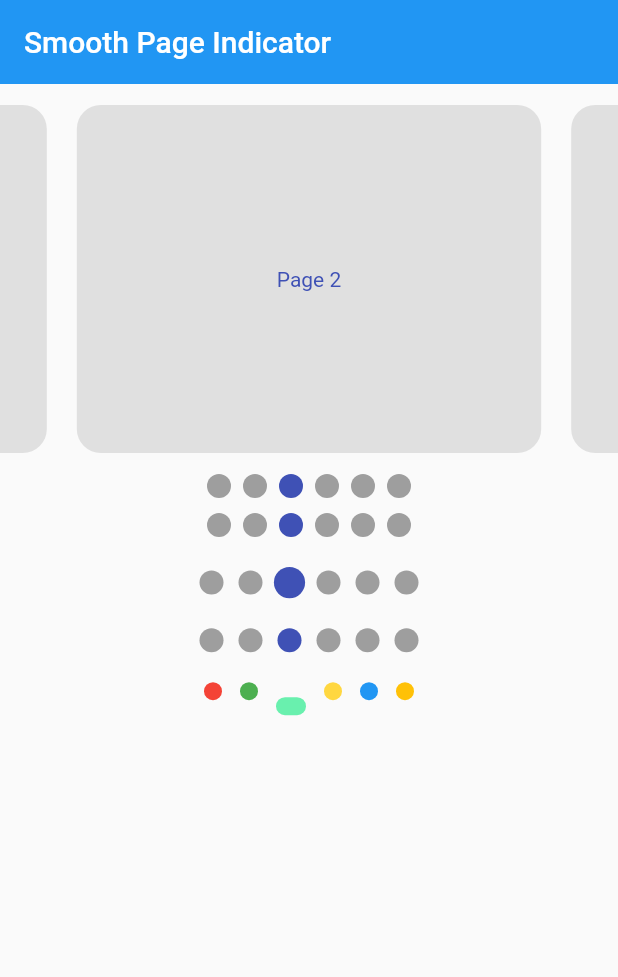
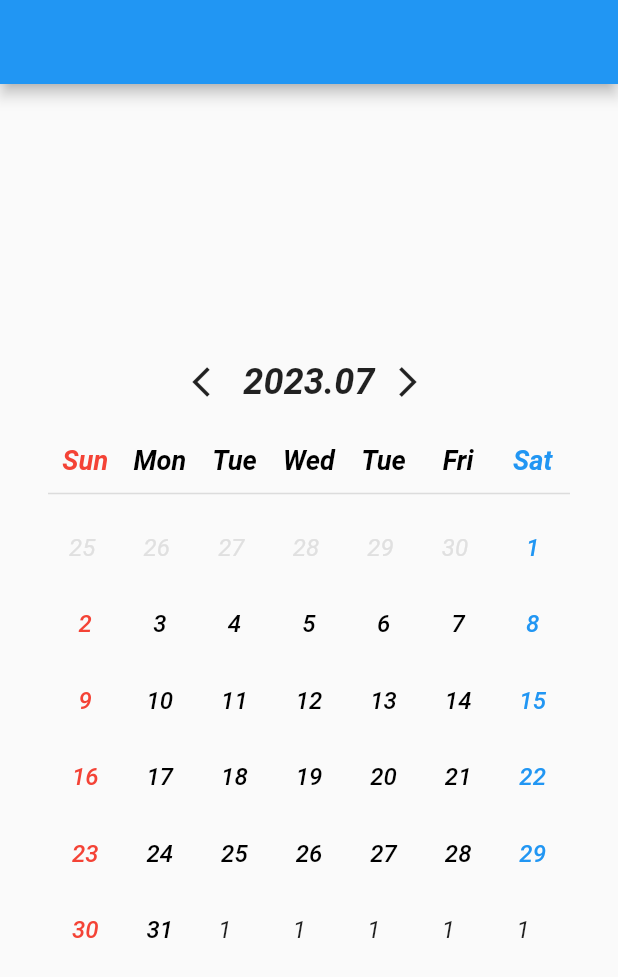
Before and after one commit to 96kyle/practiceLibrary, a Flutter app: the screen it shows after launch, on a phone screen of 412 x 824 dp. Shown: the top 977 px of the screen. Run offline on Flutter 3.47's test engine with Material 2 defaults, Android fonts, the phone set to English and light mode, and no system bars; drawn by our look-alikes of smooth_page_indicator; our stand-ins replace flip_card, flutter_colorpicker, image_gallery_saver, permission_handler.

Commit message:
datepicker 제작중

```diff
--- a/lib/main.dart
+++ b/lib/main.dart
@@ -1,3 +1,4 @@
+import 'package:carousel/pages/datepicker/date_picker_page.dart';
 import 'package:carousel/pages/flip_card_page.dart';
 import 'package:carousel/pages/indicator_page.dart';
 import 'package:flutter/material.dart';
@@ -14,7 +15,7 @@ class MyApp extends StatelessWidget {
   Widget build(BuildContext context) {
     return MaterialApp(
       title: 'Carousel',
-      home: IndicatorPage(),
+      home: DatePickerPage(),
     );
   }
 }
--- /dev/null
+++ b/lib/pages/datepicker/date_formatter.dart
@@ -0,0 +1,9 @@
+class DateFormatter {
+  static DateTime thisMonthFirstDay(DateTime date) {
+    return DateTime(date.year, date.month, 1);
+  }
+
+  static DateTime thisMonthLastDay(DateTime date) {
+    return DateTime(date.year, date.month + 1, 0);
+  }
+}
--- /dev/null
+++ b/lib/pages/datepicker/date_picker_page.dart
@@ -0,0 +1,28 @@
+import 'package:carousel/pages/datepicker/date_picker_widget.dart';
+import 'package:flutter/material.dart';
+
+class DatePickerPage extends StatefulWidget {
+  const DatePickerPage({Key? key}) : super(key: key);
+
+  @override
+  State<DatePickerPage> createState() => _DatePickerPageState();
+}
+
+class _DatePickerPageState extends State<DatePickerPage> {
+  @override
+  Widget build(BuildContext context) {
+    return Scaffold(
+      appBar: AppBar(),
+      body: Padding(
+        padding: EdgeInsets.symmetric(horizontal: 20),
+        child: Column(
+          mainAxisAlignment: MainAxisAlignment.center,
+          crossAxisAlignment: CrossAxisAlignment.stretch,
+          children: [
+            DatePickerWidget(),
+          ],
+        ),
+      ),
+    );
+  }
+}
--- /dev/null
+++ b/lib/pages/datepicker/date_picker_widget.dart
@@ -0,0 +1,269 @@
+import 'package:carousel/pages/datepicker/date_formatter.dart';
+import 'package:flutter/material.dart';
+
+class DatePickerWidget extends StatefulWidget {
+  const DatePickerWidget({
+    Key? key,
+    this.selectDateList,
+    this.selectDateRange,
+    this.firstDate,
+    this.lastDate,
+    this.datePickerType = ReturnDateType.each,
+  }) : super(key: key);
+
+  final List<DateTime>? selectDateList;
+  final DateTimeRange? selectDateRange;
+  final DateTime? firstDate;
+  final DateTime? lastDate;
+  final ReturnDateType datePickerType;
+
+  @override
+  State<DatePickerWidget> createState() => _DatePickerWidgetState();
+}
+
+class _DatePickerWidgetState extends State<DatePickerWidget> {
+  late List<DateTime> _selectedDateList;
+  late DateTime? _selectDateRangeStart;
+  late DateTime? _selectDateRangeEnd;
+  late DateTime _firstDate;
+  late DateTime _lastDate;
+  late DateTime _viewMonth;
+
+  List<DateTime> _dateWeek = [];
+
+  late int _firstWeekEmpty;
+  late int _lastWeekEmpty;
+
+  @override
+  void initState() {
+    super.initState();
+    _selectedDateList = widget.selectDateList ?? [];
+    _selectDateRangeStart = widget.selectDateRange?.start ?? null;
+    _selectDateRangeEnd = widget.selectDateRange?.end ?? null;
+    _firstDate = widget.firstDate ?? DateTime(2000);
+    _lastDate = widget.lastDate ?? DateTime(2030);
+
+    if (widget.datePickerType == ReturnDateType.each) {
+      _viewMonth = _selectedDateList.isEmpty ? DateTime.now().add(Duration(days: 60)) : _selectedDateList[0];
+    } else {
+      _viewMonth = _selectDateRangeStart ?? DateTime.now();
+    }
+
+    viewCalender();
+  }
+
+  List<String> weekNames = ['Sun', 'Mon', 'Tue', 'Wed', 'Tue', 'Fri', 'Sat'];
+
+  void viewCalender() {
+    _dateWeek.clear();
+    for (int i = 0; i < DateFormatter.thisMonthLastDay(_viewMonth).day; i++) {
+      _dateWeek.add(DateTime(_viewMonth.year, _viewMonth.month, i + 1));
+    }
+
+    _firstWeekEmpty = _dateWeek[0].weekday == 7 ? 0 : _dateWeek[0].weekday;
+    _lastWeekEmpty = 6 - (_dateWeek.last.weekday == 7 ? 0 : _dateWeek.last.weekday);
+  }
+
+  void goBackMonth() {
+    _viewMonth = DateTime(_viewMonth.year, _viewMonth.month - 1, 1);
+
+    viewCalender();
+  }
+
+  void goFrontMonth() {
+    _viewMonth = DateTime(_viewMonth.year, _viewMonth.month + 1, 1);
+
+    viewCalender();
+  }
+
+  void selectDate(DateTime date) {
+    if (_selectedDateList.indexOf(date) == -1) {
+      _selectedDateList.add(date);
+    } else {
+      _selectedDateList.remove(date);
+    }
+  }
+
+  @override
+  Widget build(BuildContext context) {
+    return Container(
+      padding: EdgeInsets.symmetric(
+        horizontal: 12,
+        vertical: 30,
+      ),
+      decoration: BoxDecoration(
+        borderRadius: BorderRadius.all(
+          Radius.circular(20),
+        ),
+      ),
+      child: Column(
+        crossAxisAlignment: CrossAxisAlignment.stretch,
+        mainAxisSize: MainAxisSize.min,
+        children: [
+          Row(
+            mainAxisAlignment: MainAxisAlignment.center,
+            children: [
+              GestureDetector(
+                onTap: () {
+                  goBackMonth();
+                  setState(() {});
+                },
+                child: Container(
+                  padding: EdgeInsets.all(10),
+                  child: Icon(
+                    Icons.arrow_back_ios,
+                  ),
+                ),
+              ),
+              Text(
+                _viewMonth.month < 10 ? '${_viewMonth.year}.0${_viewMonth.month}' : '${_viewMonth.year}.${_viewMonth.month}',
+                style: TextStyle(
+                  fontSize: 24,
+                  fontWeight: FontWeight.bold,
+                  fontStyle: FontStyle.italic,
+                ),
+              ),
+              GestureDetector(
+                onTap: () {
+                  goFrontMonth();
+                  setState(() {});
+                },
+                child: Container(
+                  padding: EdgeInsets.all(10),
+                  child: Icon(
+                    Icons.arrow_forward_ios,
+                  ),
+                ),
+              ),
+            ],
+          ),
+          SizedBox(
+            height: 20,
+          ),
+          Row(
+            children: [
+              ...List.generate(
+                7,
+                (index) => Expanded(
+                  child: Text(
+                    weekNames[index],
+                    textAlign: TextAlign.center,
+                    style: TextStyle(
+                      fontSize: 18,
+                      fontWeight: FontWeight.bold,
+                      fontStyle: FontStyle.italic,
+                      color: index == 0
+                          ? Colors.red
+                          : index == 6
+                              ? Colors.blue
+                              : Colors.black,
+                    ),
+                  ),
+                ),
+              ),
+            ],
+          ),
+          SizedBox(
+            height: 12,
+          ),
+          Divider(
+            height: 0,
+            thickness: 1,
+            color: Colors.black12,
+          ),
+          SizedBox(
+            height: 12,
+          ),
+          Column(
+            crossAxisAlignment: CrossAxisAlignment.stretch,
+            children: [
+              ...List.generate(
+                ((_dateWeek.last.day + _firstWeekEmpty + _lastWeekEmpty) / 7).floor(),
+                (index1) => Padding(
+                  padding: EdgeInsets.only(bottom: 4),
+                  child: Row(
+                    children: [
+                      ...List.generate(
+                        7,
+                        (index2) => Expanded(
+                          child: index1 * 7 + index2 < _firstWeekEmpty
+                              ? Container(
+                                  padding: EdgeInsets.all(
+                                    14,
+                                  ),
+                                  child: Text(
+                                    DateTime(_viewMonth.year, _viewMonth.month, index2 + 1 - _firstWeekEmpty).day.toString(),
+                                    style: TextStyle(
+                                      fontSize: 16,
+                                      fontStyle: FontStyle.italic,
+                                      color: Colors.grey[300],
+                                    ),
+                                  ),
+                                )
+                              : index1 * 7 + index2 >= _dateWeek.length + _firstWeekEmpty
+                                  ? Container(
+                                      padding: EdgeInsets.all(
+                                        14,
+                                      ),
+                                      child: Text(
+                                        DateTime(
+                                          _viewMonth.year,
+                                          _viewMonth.month,
+                                        ).day.toString(),
+                                        style: TextStyle(
+                                          fontSize: 16,
+                                          fontStyle: FontStyle.italic,
+                                        ),
+                                      ),
+                                    )
+                                  : GestureDetector(
+                                      onTap: () {
+                                        selectDate(_dateWeek[index1 * 7 + index2 - _firstWeekEmpty]);
+                                        setState(() {});
+                                      },
+                                      child: Container(
+                                        padding: EdgeInsets.all(14),
+                                        decoration: BoxDecoration(
+                                          shape: BoxShape.circle,
+                                          color: _selectedDateList.indexOf(_dateWeek[index1 * 7 + index2 - _firstWeekEmpty]) != -1
+                                              ? Colors.pinkAccent
+                                              : Colors.transparent,
+                                        ),
+                                        child: Text(
+                                          _dateWeek[index1 * 7 + index2 - _firstWeekEmpty].day.toString(),
+                                          textAlign: TextAlign.center,
+                                          style: TextStyle(
+                                            fontWeight: _selectedDateList.indexOf(_dateWeek[index1 * 7 + index2 - _firstWeekEmpty]) != -1
+                                                ? FontWeight.bold
+                                                : FontWeight.w500,
+                                            fontSize: 16,
+                                            fontStyle: FontStyle.italic,
+                                            color: _selectedDateList.indexOf(
+                                                      _dateWeek[index1 * 7 + index2 - _firstWeekEmpty],
+                                                    ) !=
+                                                    -1
+                                                ? Colors.white
+                                                : _dateWeek[index1 * 7 + index2 - _firstWeekEmpty].weekday == 6
+                                                    ? Colors.blue
+                                                    : _dateWeek[index1 * 7 + index2 - _firstWeekEmpty].weekday == 7
+                                                        ? Colors.red
+                                                        : Colors.black,
+                                          ),
+                                        ),
+                                      ),
+                                    ),
+                        ),
+                      ),
+                    ],
+                  ),
+                ),
+              ),
+            ],
+          )
+        ],
+      ),
+    );
+  }
+}
+
+enum ReturnDateType { each, range }
```
